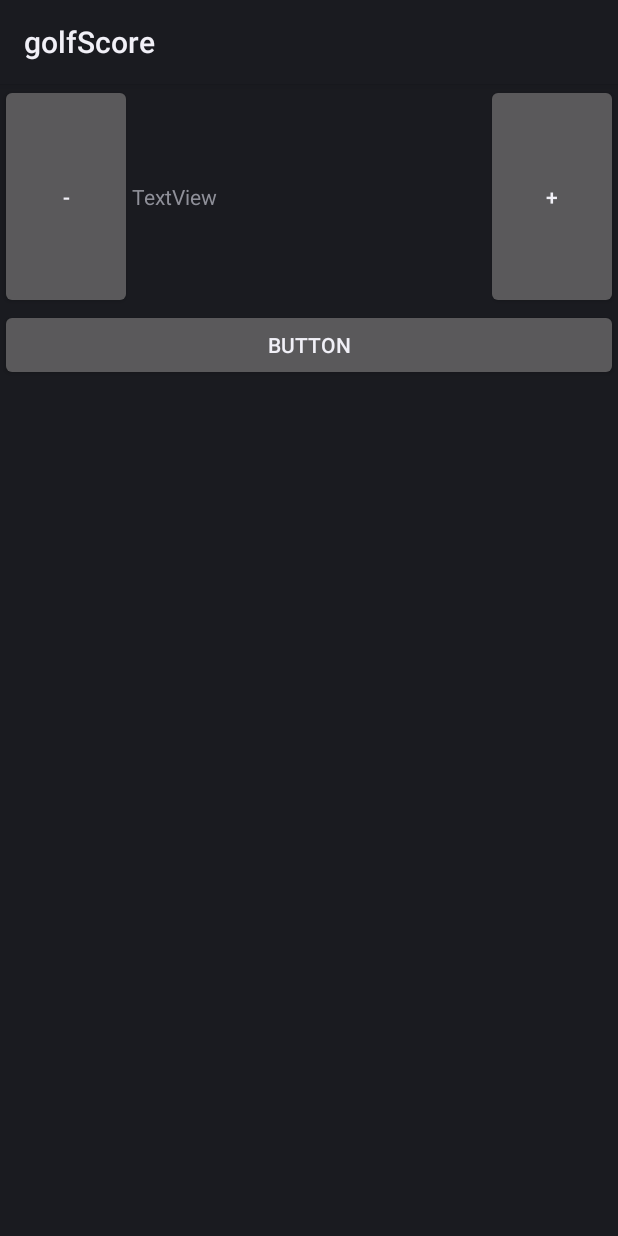
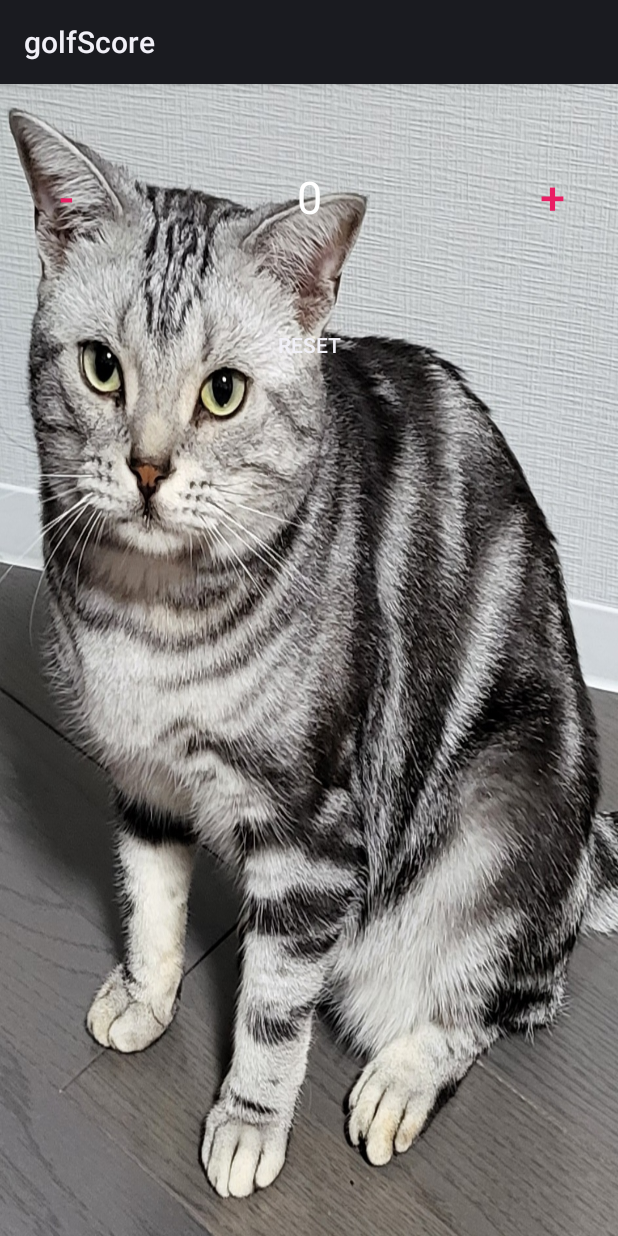
Before and after one commit to SeungHunBaek/watch_golf_score, an Android app: the layout activity_main.xml on its own in the app's theme, with its tools: preview values and no code run, on a phone screen of 412 x 824 dp. Run offline under Robolectric (Android 15) with nearby library versions, the phone set to English and light mode, and no system bars.

Commit message:
비지니스로직추가

```diff
--- a/app/src/main/res/layout/activity_main.xml
+++ b/app/src/main/res/layout/activity_main.xml
@@ -7,6 +7,7 @@
     android:layout_centerInParent="false"
     android:layout_centerVertical="false"
     android:orientation="vertical"
+    android:background="@drawable/cookie"
     android:padding="@dimen/box_inset_layout_padding"
     tools:context=".MainActivity">
 
@@ -19,20 +20,30 @@
             android:id="@+id/minus"
             android:layout_width="wrap_content"
             android:layout_height="150dp"
-            android:text="-" />
+            android:background="#00FFFFFF"
+            android:text="-"
+            android:textColor="#E91E63"
+            android:textSize="30dp" />
 
         <TextView
-            android:id="@+id/textView6"
+            android:id="@+id/result"
             android:layout_width="wrap_content"
             android:layout_height="wrap_content"
             android:layout_weight="1"
-            android:text="TextView" />
+            android:gravity="center"
+            android:text="0"
+            android:textAlignment="center"
+            android:textColor="#FFFFFF"
+            android:textSize="30dp" />
 
         <Button
             android:id="@+id/plus"
             android:layout_width="wrap_content"
             android:layout_height="150dp"
-            android:text="+" />
+            android:background="#00FFFFFF"
+            android:text="+"
+            android:textColor="#E91E63"
+            android:textSize="30dp" />
 
     </LinearLayout>
 
@@ -42,10 +53,11 @@
         android:orientation="vertical">
 
         <Button
-            android:id="@+id/Reset"
+            android:id="@+id/reset"
             android:layout_width="match_parent"
             android:layout_height="wrap_content"
-            android:text="Button" />
+            android:background="#00FFFFFF"
+            android:text="Reset" />
     </LinearLayout>
 
 </LinearLayout>
```
Also changed, not shown: app/src/main/java/com/example/golfScore/MainActivity.kt (+20 -0 lines), app/src/main/res/drawable/cookie.jpeg (added).
